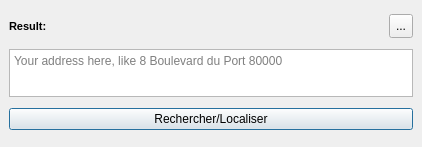
This is french_address_dockwidget_base.ui in Gui0delp/french_address as Qt 5 draws it before an edit. The edited form follows.
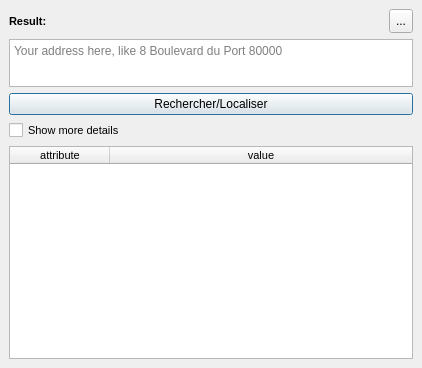
This is the edited form.

Commit message: :lipstick: UI: Add QCheckBox and QTableWidget for enbable or disable 'more details'

```diff
--- a/french_address_dockwidget_base.ui
+++ b/french_address_dockwidget_base.ui
@@ -7,7 +7,7 @@
     <x>0</x>
     <y>0</y>
     <width>422</width>
-    <height>147</height>
+    <height>368</height>
    </rect>
   </property>
   <property name="windowTitle">
@@ -101,6 +101,63 @@
       </property>
      </widget>
     </item>
+    <item row="5" column="0" colspan="2">
+     <widget class="QTableWidget" name="tw_details">
+      <property name="sizePolicy">
+       <sizepolicy hsizetype="Expanding" vsizetype="MinimumExpanding">
+        <horstretch>0</horstretch>
+        <verstretch>0</verstretch>
+       </sizepolicy>
+      </property>
+      <property name="font">
+       <font>
+        <family>MS Shell Dlg 2</family>
+        <pointsize>8</pointsize>
+       </font>
+      </property>
+      <property name="editTriggers">
+       <set>QAbstractItemView::NoEditTriggers</set>
+      </property>
+      <property name="alternatingRowColors">
+       <bool>true</bool>
+      </property>
+      <property name="selectionMode">
+       <enum>QAbstractItemView::SingleSelection</enum>
+      </property>
+      <attribute name="horizontalHeaderCascadingSectionResizes">
+       <bool>false</bool>
+      </attribute>
+      <attribute name="horizontalHeaderStretchLastSection">
+       <bool>true</bool>
+      </attribute>
+      <attribute name="verticalHeaderVisible">
+       <bool>false</bool>
+      </attribute>
+      <column>
+       <property name="text">
+        <string>attribute</string>
+       </property>
+      </column>
+      <column>
+       <property name="text">
+        <string>value</string>
+       </property>
+      </column>
+     </widget>
+    </item>
+    <item row="4" column="0" colspan="2">
+     <widget class="QCheckBox" name="chb_view_details">
+      <property name="font">
+       <font>
+        <family>MS Shell Dlg 2</family>
+        <pointsize>8</pointsize>
+       </font>
+      </property>
+      <property name="text">
+       <string>Show more details</string>
+      </property>
+     </widget>
+    </item>
    </layout>
   </widget>
  </widget>
```
